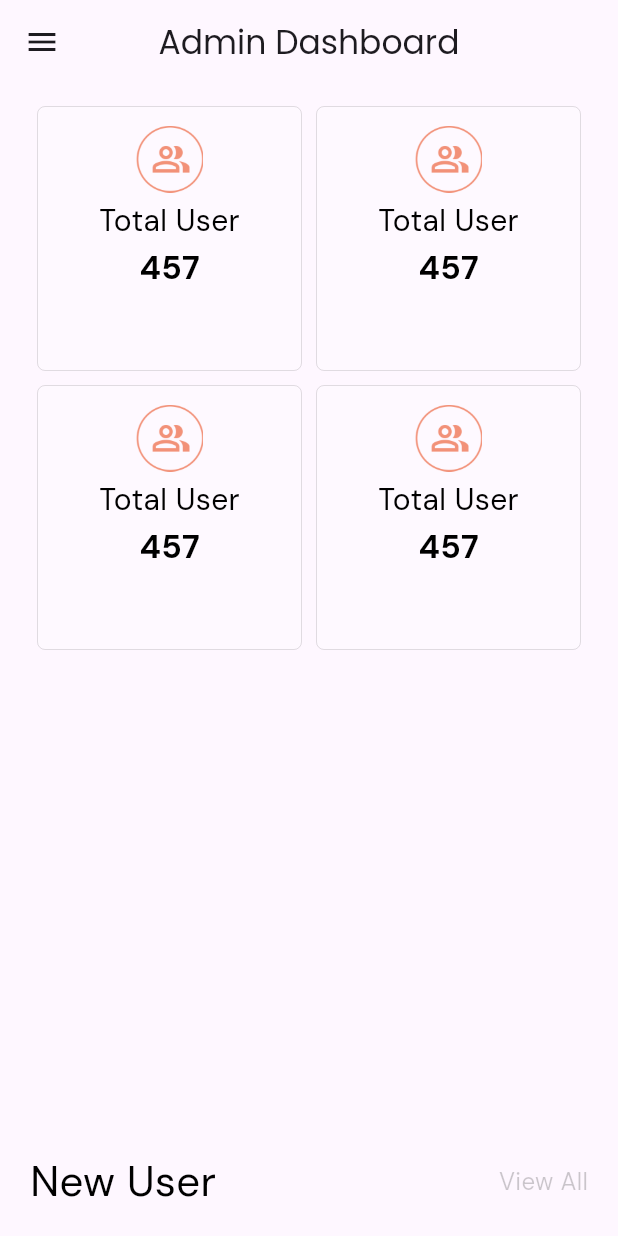
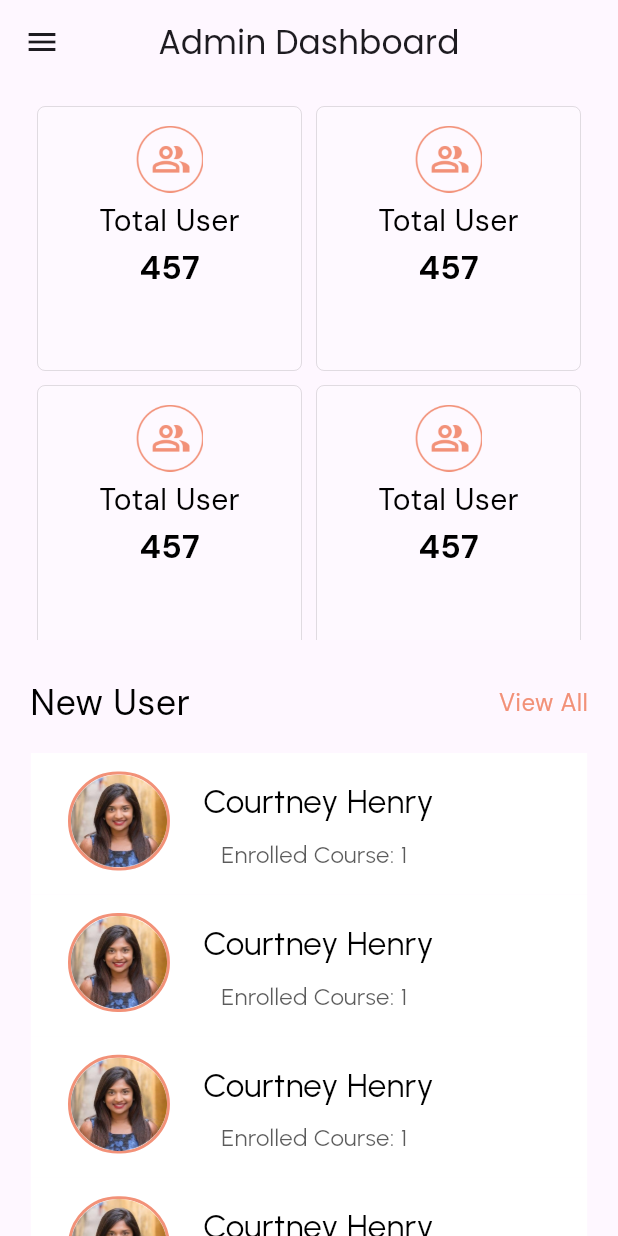
Before and after one commit to RupeshUig/atelier-mandala-art, a Flutter app: the HomeScreen screen opened directly, on a phone screen of 412 x 824 dp. Run offline on Flutter 3.47's test engine with Material 3 defaults, Android fonts, the phone set to English and light mode, and no system bars; our stand-ins replace dotted_border, firebase_auth, firebase_core, firebase_storage, flutter_riverpod, get and 8 more; missing offline and left inert: dart:ffi, firebase_cloud_firestore, password_field_validator; accounts and stored records are empty.

Commit message:
Addition: HomePage Ui

```diff
--- /dev/null
+++ b/adminpanel/lib/components/custom_latest_purchase_card.dart
@@ -0,0 +1,67 @@
+import 'package:flutter/material.dart';
+import 'package:google_fonts/google_fonts.dart';
+import 'package:adminpanel/components/custom_button.dart';
+import 'package:adminpanel/constants/constants.dart';
+
+Widget customPurchaseCard(
+  textEvent,
+  textInstructor,
+  textPrice,
+  BuildContext context,
+) {
+  final screenHeight = MediaQuery.of(context).size.height;
+  final screenWidth = MediaQuery.of(context).size.width;
+  return Container(
+      decoration: const BoxDecoration(
+        color: Colors.white,
+      ),
+      width: screenWidth * 0.9,
+      child: Row(
+        children: [
+          Column(
+            mainAxisAlignment: MainAxisAlignment.start,
+            crossAxisAlignment: CrossAxisAlignment.start,
+            children: [
+              SizedBox(
+                height: screenHeight * 0.015,
+              ),
+              Text(
+                textEvent,
+                style: GoogleFonts.urbanist(
+                  color: Colors.black,
+                  fontSize: 22,
+                  // fontWeight: FontWeight.normal,
+                ),
+              ),
+              Text(
+                textInstructor,
+                style: GoogleFonts.urbanist(
+                  color: const Color.fromARGB(164, 0, 0, 0),
+                  fontSize: 16,
+                ),
+              ),
+              SizedBox(
+                height: screenHeight * 0.018,
+              ),
+            ],
+          ),
+          Padding(
+            padding: const EdgeInsets.only(left: 120),
+            child: Column(
+              mainAxisAlignment: MainAxisAlignment.center,
+              crossAxisAlignment: CrossAxisAlignment.center,
+              children: [
+                Text(
+                  "\$ ${textPrice}",
+                  style: GoogleFonts.urbanist(
+                    color: Colors.black,
+                    fontSize: 22,
+                    fontWeight: FontWeight.bold,
+                  ),
+                ),
+              ],
+            ),
+          )
+        ],
+      ));
+}
--- /dev/null
+++ b/adminpanel/lib/components/custom_new_user.dart
@@ -0,0 +1,91 @@
+import 'package:flutter/material.dart';
+import 'package:google_fonts/google_fonts.dart';
+import 'package:adminpanel/components/custom_button.dart';
+import 'package:adminpanel/constants/constants.dart';
+
+Widget customNewUserCard(
+  textUser,
+  EnrolledCourse,
+  image,
+  BuildContext context,
+) {
+  final screenHeight = MediaQuery.of(context).size.height;
+  final screenWidth = MediaQuery.of(context).size.width;
+  return Container(
+      // margin: const EdgeInsets.symmetric(horizontal: 5, vertical: 10),
+      decoration: BoxDecoration(
+        color: Colors.white,
+        // border:
+        //     Border.all(color: Colors.grey.shade400, style: BorderStyle.solid),
+        // borderRadius: BorderRadius.circular(10),
+      ),
+      // height: screenHeight * 0.22,
+      width: screenWidth * 0.9,
+      // onTap: function,
+      child: Column(
+        mainAxisAlignment: MainAxisAlignment.start,
+        crossAxisAlignment: CrossAxisAlignment.start,
+        children: [
+          SizedBox(
+            height: screenHeight * 0.015,
+          ),
+          Container(
+              child: Row(
+            mainAxisAlignment: MainAxisAlignment.start,
+            crossAxisAlignment: CrossAxisAlignment.start,
+            children: [
+              SizedBox(width: screenWidth * 0.06),
+              Container(
+                height: screenHeight * 0.08,
+                width: screenWidth * 0.165,
+                decoration: BoxDecoration(
+                    boxShadow: [
+                      // BoxShadow(color: Colors.grey.shade300, blurRadius: 12)
+                    ],
+                    borderRadius: BorderRadius.circular(100),
+                    border: Border.all(width: 2, color: primaryColor)
+                    // color: additionalDarkBlueLight,
+                    ),
+                child: Image.asset(
+                  image,
+                  scale: 3,
+                  fit: BoxFit.fill,
+                ),
+              ),
+              SizedBox(
+                width: screenWidth * 0.04,
+              ),
+              Column(
+                mainAxisAlignment: MainAxisAlignment.spaceBetween,
+                children: [
+                  SizedBox(
+                    height: screenHeight * 0.006,
+                  ),
+                  Text(
+                    " ${textUser}",
+                    style: GoogleFonts.urbanist(
+                      color: Colors.black,
+                      fontSize: 22,
+                      // fontWeight: FontWeight.normal,
+                    ),
+                  ),
+                  SizedBox(
+                    height: screenHeight * 0.01,
+                  ),
+                  Text(
+                    "Enrolled Course: ${EnrolledCourse}",
+                    style: GoogleFonts.urbanist(
+                      color: const Color.fromARGB(164, 0, 0, 0),
+                      fontSize: 16,
+                    ),
+                  ),
+                ],
+              )
+            ],
+          )),
+          SizedBox(
+            height: screenHeight * 0.018,
+          ),
+        ],
+      ));
+}
--- a/adminpanel/lib/screens/home_screen.dart
+++ b/adminpanel/lib/screens/home_screen.dart
@@ -1,4 +1,7 @@
+import 'package:adminpanel/components/custom_latest_purchase_card.dart';
+import 'package:adminpanel/components/custom_new_user.dart';
 import 'package:adminpanel/components/dashboard_tile.dart';
+import 'package:adminpanel/constants/constants.dart';
 import 'package:adminpanel/screens/login_screen.dart';
 import 'package:adminpanel/screens/workshops/manage_workshops.dart';
 import 'package:firebase_auth/firebase_auth.dart';
@@ -29,12 +32,14 @@ class _HomeScreenState extends State<HomeScreen> {
       ),
       body: Padding(
         padding: const EdgeInsets.symmetric(horizontal: 20),
-        // child: SingleChildScrollView(
+        child: SingleChildScrollView(
           child: Column(
             mainAxisAlignment: MainAxisAlignment.start,
             crossAxisAlignment: CrossAxisAlignment.center,
             children: [
-            Expanded(
+              Container(
+                height: screenHeight * 0.45,
+                child: Expanded(
                   child: GridView.count(
                     primary: false,
                     padding:
@@ -62,8 +67,9 @@ class _HomeScreenState extends State<HomeScreen> {
                           "457",
                           "adminpanel/lib/assets/logo/total_user.png",
                           "Total User",
-                      context)
+                          context),
                     ],
+                  ),
                 ),
               ),
               SizedBox(
@@ -76,13 +82,13 @@ class _HomeScreenState extends State<HomeScreen> {
                     "New User",
                     style: GoogleFonts.dmSans(
                       color: Colors.black,
-                    fontSize: 28,
+                      fontSize: 24,
                     ),
                   ),
                   Text(
                     "View All",
                     style: GoogleFonts.dmSans(
-                    color: const Color.fromARGB(52, 0, 0, 0),
+                      color: primaryColor,
                       fontSize: 16,
                     ),
                   ),
@@ -91,7 +97,45 @@ class _HomeScreenState extends State<HomeScreen> {
               SizedBox(
                 height: screenHeight * 0.02,
               ),
+              //............add New user card or call list ..................//
+              customNewUserCard("Courtney Henry", "1",
+                  "lib/assets/logo/new_user.png", context),
+              customNewUserCard("Courtney Henry", "1",
+                  "lib/assets/logo/new_user.png", context),
+              customNewUserCard("Courtney Henry", "1",
+                  "lib/assets/logo/new_user.png", context),
+              customNewUserCard("Courtney Henry", "1",
+                  "lib/assets/logo/new_user.png", context),
+              SizedBox(
+                height: screenHeight * 0.03,
+              ),
+              Row(
+                mainAxisAlignment: MainAxisAlignment.spaceBetween,
+                children: [
+                  Text(
+                    "Latest Purchases",
+                    style: GoogleFonts.dmSans(
+                      color: Colors.black,
+                      fontSize: 24,
+                    ),
+                  ),
+                  Text(
+                    "View All",
+                    style: GoogleFonts.dmSans(
+                      color: primaryColor,
+                      fontSize: 16,
+                    ),
+                  ),
                 ],
+              ),
+              SizedBox(
+                height: screenHeight * 0.02,
+              ),
+              //..................add latest purchase or call list of coustomPurchaseCard.............//
+              customPurchaseCard('Event Name', "Wade Warren", '299', context),
+              customPurchaseCard('Event Name', "Wade Warren", '299', context),
+            ],
+          ),
         ),
       ),
       drawer: Drawer(
@@ -116,7 +160,6 @@ class _HomeScreenState extends State<HomeScreen> {
                         builder: (context) => const ManageWorkshops()));
               },
             ),
-
             ListTile(
               leading: Icon(Icons.delivery_dining),
               title: const Text('Manage Takeways'),
--- a/adminpanel/pubspec.yaml
+++ b/adminpanel/pubspec.yaml
@@ -76,8 +76,9 @@ flutter:
   # To add assets to your application, add an assets section, like this:
   assets:
       - lib/assets/logo/splash_logo.png
-      - assets/logo/
+      - lib/assets/logo/
       - lib/assets/logo/total_user.png
+      # - lib/assets/logo/new_user.png
   #   - images/a_dot_burr.jpeg
 
   #   - images/a_dot_ham.jpeg
```
Also changed, not shown: adminpanel/lib/assets/logo/new_user.png (added). Lines whose indentation alone changed are shown as unchanged.
